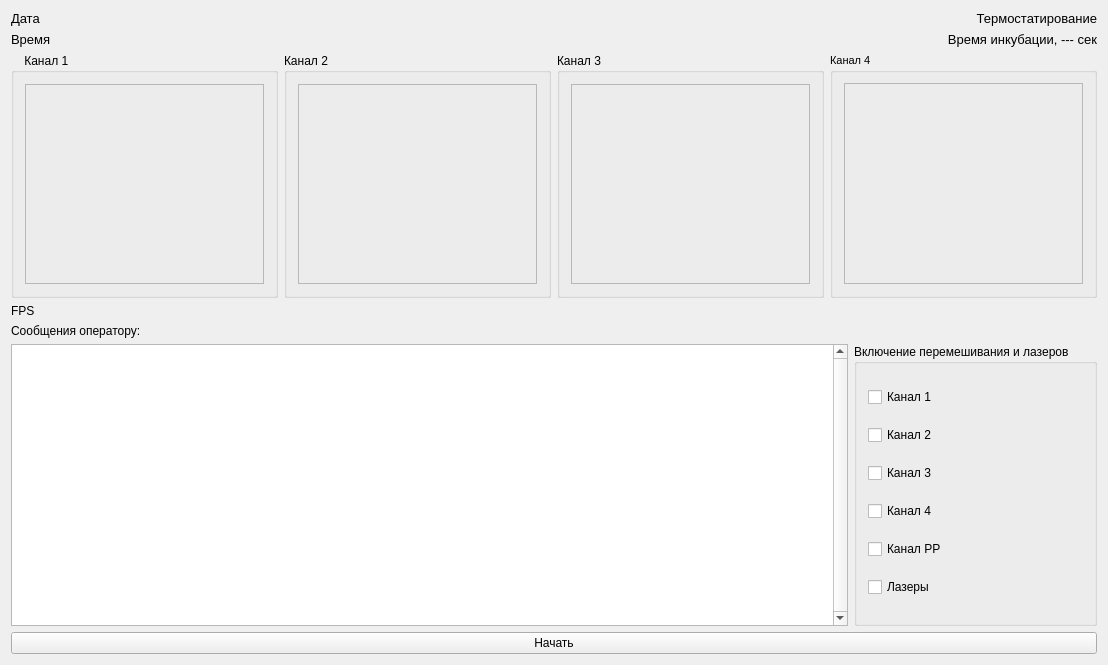
The window that widget.ui (krang4d/Agrekola) describes before a commit, drawn with Qt 5.
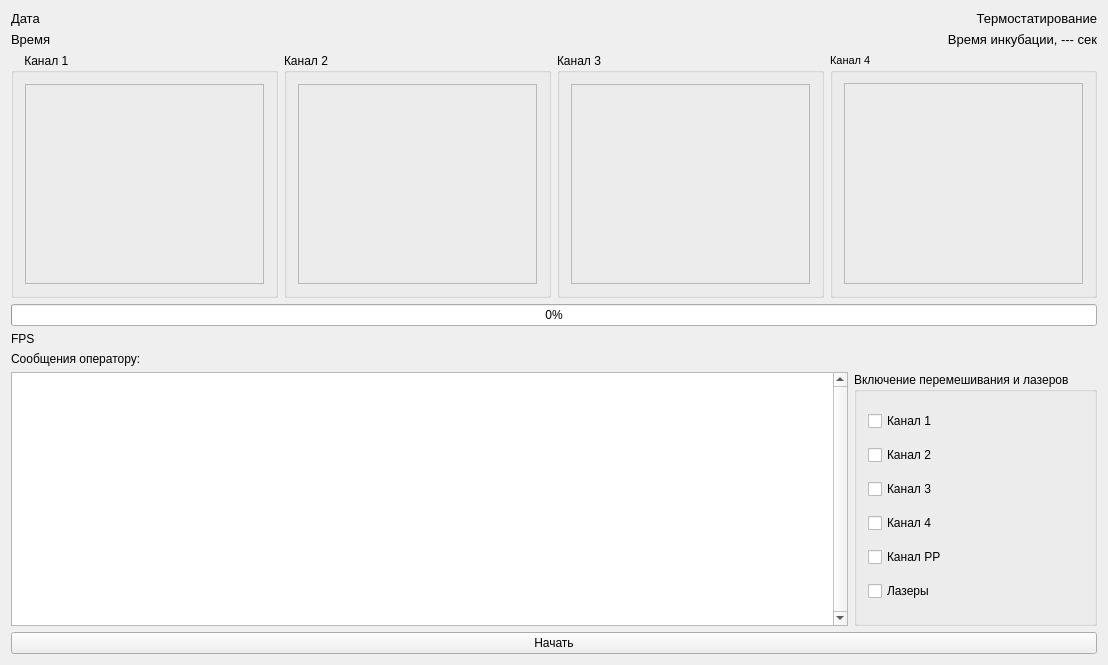
The same window after the commit. Custom widgets are drawn as their Qt base class.

```diff
--- a/widget.ui
+++ b/widget.ui
@@ -222,6 +222,25 @@
      </item>
     </layout>
    </item>
+   <item>
+    <widget class="QProgressBar" name="progressBar">
+     <property name="enabled">
+      <bool>true</bool>
+     </property>
+     <property name="value">
+      <number>0</number>
+     </property>
+     <property name="alignment">
+      <set>Qt::AlignCenter</set>
+     </property>
+     <property name="textVisible">
+      <bool>true</bool>
+     </property>
+     <property name="orientation">
+      <enum>Qt::Horizontal</enum>
+     </property>
+    </widget>
+   </item>
    <item>
     <widget class="QLabel" name="label_fps">
      <property name="text">
```
Left out of the diff: 5 changed lines with no effect on the pictures.
